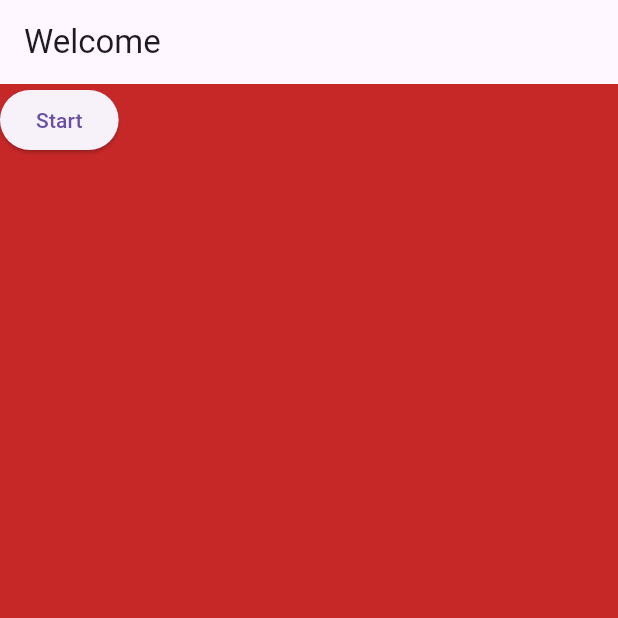
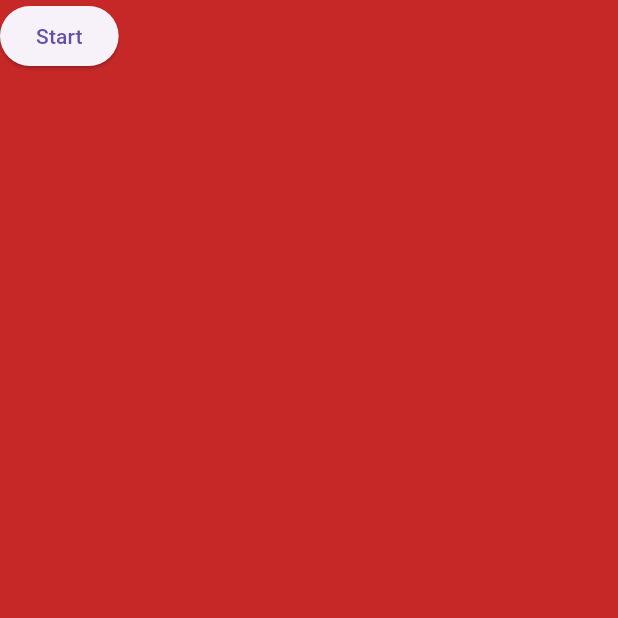
Before and after one commit to Vishalsingh1910/cooking_buddy, a Flutter app: the screen it shows after launch, on a phone screen of 412 x 824 dp, the top half of it. Run offline on Flutter 3.47's test engine with Material 3 defaults, Android fonts, the phone set to English and light mode, and no system bars.

Commit message:
11 march changes

```diff
--- a/lib/main.dart
+++ b/lib/main.dart
@@ -54,7 +54,7 @@ class WelcomeScreen extends StatelessWidget {
   @override
   Widget build(BuildContext context) {
     return Scaffold(
-      appBar: AppBar(title: const Text('Welcome')),
+      // appBar: AppBar(title: const Text('Welcome')),
       backgroundColor: Colors.red[800],
       body: Column(
         children: [
```
